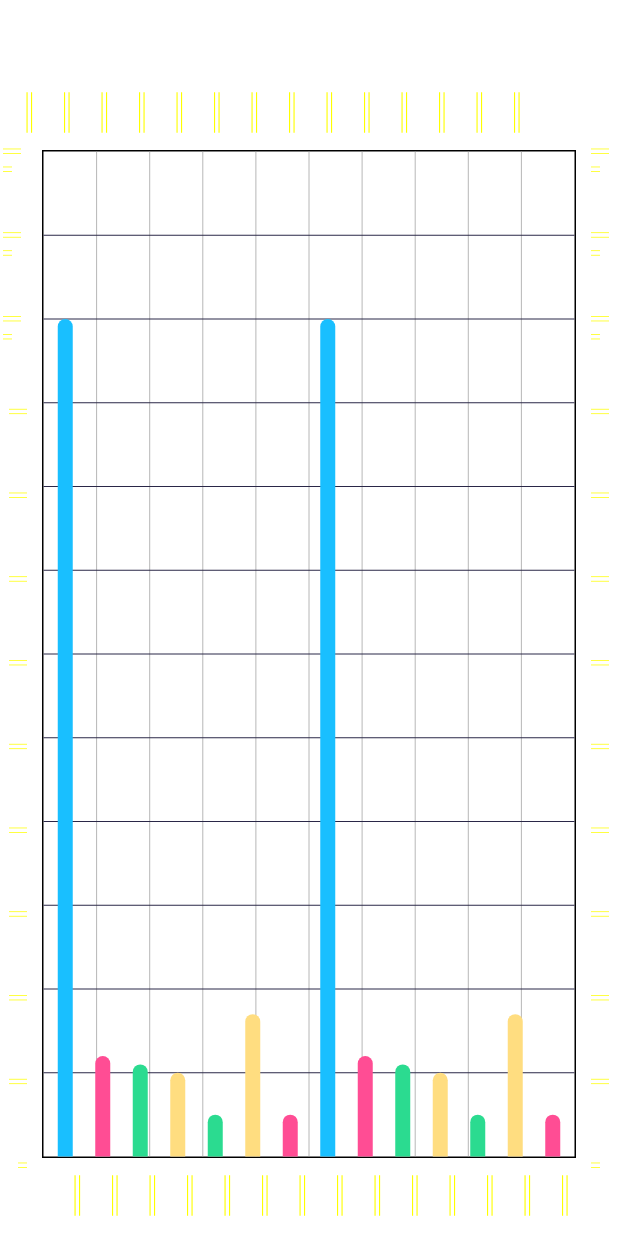
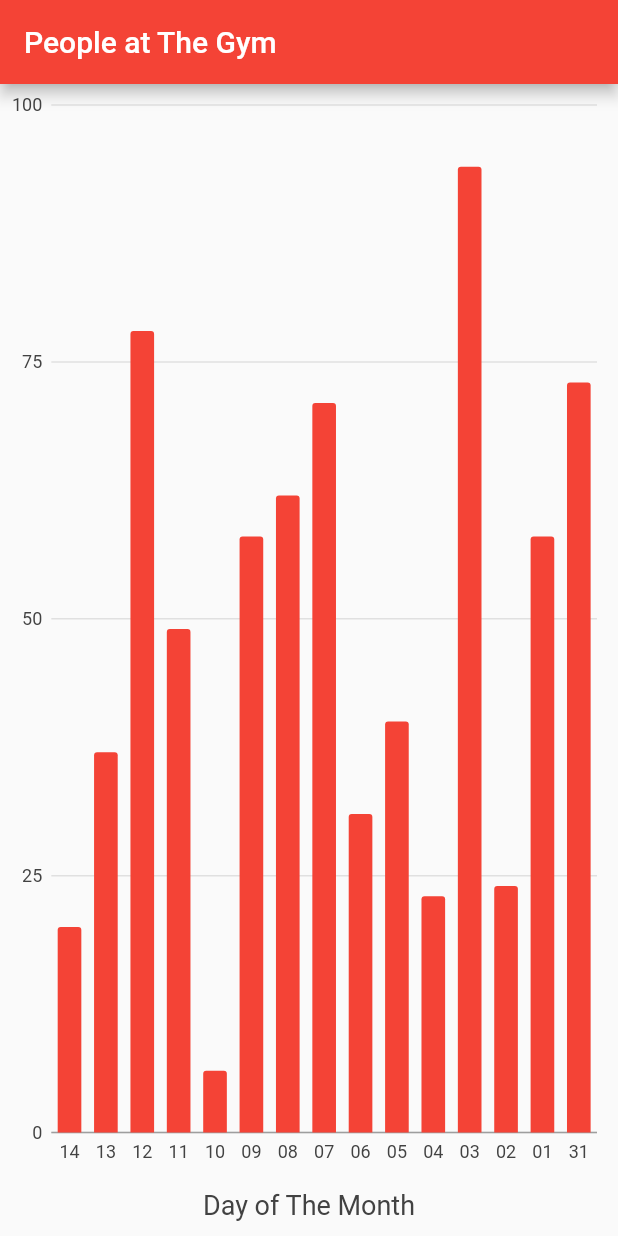
Before and after one commit to kevindavis-gd/QR_Scanner, a Flutter app: the Home_Page screen opened directly, after a tap on "Status", on a phone screen of 412 x 824 dp. Run offline on Flutter 3.47's test engine with Material 2 defaults, Android fonts, the phone set to English and light mode, and no system bars; drawn by our look-alikes of fl_chart; our stand-ins replace charts_flutter, font_awesome_flutter; missing offline and left inert: dart:ffi, flutter_barcode_scanner.

Commit message:
Status Page updated

```diff
--- a/lib/Home_Page.dart
+++ b/lib/Home_Page.dart
@@ -3,6 +3,7 @@ import 'QR_Scanner.dart';
 import 'package:qr_scanner/Signup.dart';
 import 'package:qr_scanner/Global.dart';
 import 'Status.dart';
+import 'package:qr_scanner/Status2.dart';
 import 'package:flutter/services.dart';
 import 'package:flutter_barcode_scanner/flutter_barcode_scanner.dart';
 
@@ -64,7 +65,7 @@ class Home_Page extends StatelessWidget {
 
                     Navigator.push(
                       context,
-                      MaterialPageRoute(builder: (context) => Status()),
+                      MaterialPageRoute(builder: (context) => SimpleBarChart.withSampleData()),
                     );
                   },
                   child: Text("Status"),
--- a/lib/QR_Scanner.dart
+++ b/lib/QR_Scanner.dart
@@ -59,7 +59,7 @@ class _MyAppState extends State<QR_Scanner> {
               ),
               //*************************Second Element *********************
               //add space between text boxes
-              SizedBox(height: 180.0),
+              SizedBox(height: 120.0),
               SizedBox(
                 width: 150.0,
                 height: 50.0,
--- a/lib/Status.dart
+++ b/lib/Status.dart
@@ -1,203 +1,316 @@
-import 'package:fl_chart/fl_chart.dart';
 import 'package:flutter/material.dart';
+import 'package:charts_flutter/flutter.dart' as charts;
+import 'package:font_awesome_flutter/font_awesome_flutter.dart';
 
-class Status extends StatelessWidget {
-  final double barWidth = 10;
+class Status extends StatefulWidget {
+  final Widget child;
+
+  Status({Key key, this.child}) : super(key: key);
+
+  _StatusState createState() => _StatusState();
+}
+
+class _StatusState extends State<Status> {
+  List<charts.Series<Pollution, String>> _seriesData;
+  List<charts.Series<Task, String>> _seriesPieData;
+  List<charts.Series<Sales, int>> _seriesLineData;
+
+  _generateData() {
+    var data1 = [
+      new Pollution(1980, 'USA', 30),
+      new Pollution(1980, 'Asia', 40),
+      new Pollution(1980, 'Europe', 10),
+    ];
+    var data2 = [
+      new Pollution(1985, 'USA', 100),
+      new Pollution(1980, 'Asia', 150),
+      new Pollution(1985, 'Europe', 80),
+    ];
+    var data3 = [
+      new Pollution(1985, 'USA', 200),
+      new Pollution(1980, 'Asia', 300),
+      new Pollution(1985, 'Europe', 180),
+    ];
+
+    var piedata = [
+      new Task('Work', 35.8, Color(0xff3366cc)),
+      new Task('Eat', 8.3, Color(0xff990099)),
+      new Task('Commute', 10.8, Color(0xff109618)),
+      new Task('TV', 15.6, Color(0xfffdbe19)),
+      new Task('Sleep', 19.2, Color(0xffff9900)),
+      new Task('Other', 10.3, Color(0xffdc3912)),
+    ];
+
+    var linesalesdata = [
+      new Sales(0, 45),
+      new Sales(1, 56),
+      new Sales(2, 55),
+      new Sales(3, 60),
+      new Sales(4, 61),
+      new Sales(5, 70),
+    ];
+    var linesalesdata1 = [
+      new Sales(0, 35),
+      new Sales(1, 46),
+      new Sales(2, 45),
+      new Sales(3, 50),
+      new Sales(4, 51),
+      new Sales(5, 60),
+    ];
+
+    var linesalesdata2 = [
+      new Sales(0, 20),
+      new Sales(1, 24),
+      new Sales(2, 25),
+      new Sales(3, 40),
+      new Sales(4, 45),
+      new Sales(5, 60),
+    ];
+
+    _seriesData.add(
+      charts.Series(
+        domainFn: (Pollution pollution, _) => pollution.place,
+        measureFn: (Pollution pollution, _) => pollution.quantity,
+        id: '2017',
+        data: data1,
+        fillPatternFn: (_, __) => charts.FillPatternType.solid,
+        fillColorFn: (Pollution pollution, _) =>
+            charts.ColorUtil.fromDartColor(Color(0xff990099)),
+      ),
+    );
+
+    _seriesData.add(
+      charts.Series(
+        domainFn: (Pollution pollution, _) => pollution.place,
+        measureFn: (Pollution pollution, _) => pollution.quantity,
+        id: '2018',
+        data: data2,
+        fillPatternFn: (_, __) => charts.FillPatternType.solid,
+        fillColorFn: (Pollution pollution, _) =>
+            charts.ColorUtil.fromDartColor(Color(0xff109618)),
+      ),
+    );
+
+    _seriesData.add(
+      charts.Series(
+        domainFn: (Pollution pollution, _) => pollution.place,
+        measureFn: (Pollution pollution, _) => pollution.quantity,
+        id: '2019',
+        data: data3,
+        fillPatternFn: (_, __) => charts.FillPatternType.solid,
+        fillColorFn: (Pollution pollution, _) =>
+            charts.ColorUtil.fromDartColor(Color(0xffff9900)),
+      ),
+    );
+
+    _seriesPieData.add(
+      charts.Series(
+        domainFn: (Task task, _) => task.task,
+        measureFn: (Task task, _) => task.taskvalue,
+        colorFn: (Task task, _) =>
+            charts.ColorUtil.fromDartColor(task.colorval),
+        id: 'Air Pollution',
+        data: piedata,
+        labelAccessorFn: (Task row, _) => '${row.taskvalue}',
+      ),
+    );
+
+    _seriesLineData.add(
+      charts.Series(
+        colorFn: (__, _) => charts.ColorUtil.fromDartColor(Color(0xff990099)),
+        id: 'Air Pollution',
+        data: linesalesdata,
+        domainFn: (Sales sales, _) => sales.yearval,
+        measureFn: (Sales sales, _) => sales.salesval,
+      ),
+    );
+    _seriesLineData.add(
+      charts.Series(
+        colorFn: (__, _) => charts.ColorUtil.fromDartColor(Color(0xff109618)),
+        id: 'Air Pollution',
+        data: linesalesdata1,
+        domainFn: (Sales sales, _) => sales.yearval,
+        measureFn: (Sales sales, _) => sales.salesval,
+      ),
+    );
+    _seriesLineData.add(
+      charts.Series(
+        colorFn: (__, _) => charts.ColorUtil.fromDartColor(Color(0xffff9900)),
+        id: 'Air Pollution',
+        data: linesalesdata2,
+        domainFn: (Sales sales, _) => sales.yearval,
+        measureFn: (Sales sales, _) => sales.salesval,
+      ),
+    );
+  }
 
   @override
-  Widget build(BuildContext context) =>
+  void initState() {
+    // TODO: implement initState
+    super.initState();
+    _seriesData = List<charts.Series<Pollution, String>>();
+    _seriesPieData = List<charts.Series<Task, String>>();
+    _seriesLineData = List<charts.Series<Sales, int>>();
+    _generateData();
+  }
 
-      Padding(
-        padding: EdgeInsets.fromLTRB(2.0, 50,  2.0, 2.0),
-        child: BarChart(
-
-          BarChartData(
-            alignment: BarChartAlignment.center,
-            maxY: 120,
-            minY: 0,
-            groupsSpace: 15,
-            barTouchData: BarTouchData(enabled: true),
-            titlesData: FlTitlesData(
-              topTitles: BarTitles.getTopBottomTitles(),
-              bottomTitles: BarTitles.getTopBottomTitles(),
-              leftTitles: BarTitles.getSideTitles(),
-              rightTitles: BarTitles.getSideTitles(),
+  @override
+  Widget build(BuildContext context) {
+    return MaterialApp(
+      home: DefaultTabController(
+        length: 3,
+        child: Scaffold(
+          appBar: AppBar(
+            backgroundColor: Color(0xff1976d2),
+            //backgroundColor: Color(0xff308e1c),
+            bottom: TabBar(
+              indicatorColor: Color(0xff9962D0),
+              tabs: [
+                Tab(icon: Icon(Icons.arrow_downward)),
+                Tab(icon: Icon(Icons.arrow_downward)),
+                Tab(icon: Icon(Icons.arrow_downward)),
+              ],
             ),
-            gridData: FlGridData(
-              checkToShowHorizontalLine: (value) => value % BarData.interval == 0,
-              getDrawingHorizontalLine: (value) {
-                if (value == 0) {
-                  return FlLine(
-                    color: const Color(0xff363753),
-                    strokeWidth: 3,
-                  );
-                } else {
-                  return FlLine(
-                    color: const Color(0xff2a2747),
-                    strokeWidth: 0.8,
-                  );
-                }
-              },
-            ),
-            barGroups: BarData.barData
-                .map(
-                  (data) => BarChartGroupData(
-                    x: data.id,
-                    barRods: [
-                      BarChartRodData(
-                        y: data.y,
-                        width: barWidth,
-                        colors: [data.color],
-                        borderRadius: data.y > 0
-                            ? BorderRadius.only(
-                                topLeft: Radius.circular(6),
-                                topRight: Radius.circular(6),
-                              )
-                            : BorderRadius.only(
-                                bottomLeft: Radius.circular(6),
-                                bottomRight: Radius.circular(6),
-                              ),
-                      ),
-                    ],
+            title: Text('Flutter Charts'),
+          ),
+          body: TabBarView(
+            children: [
+              Padding(
+                padding: EdgeInsets.all(8.0),
+                child: Container(
+                  child: Center(
+                    child: Column(
+                      children: <Widget>[
+                        Text(
+                          'SO₂ emissions, by world region (in million tonnes)',style: TextStyle(fontSize: 24.0,fontWeight: FontWeight.bold),),
+                        Expanded(
+                          child: charts.BarChart(
+                            _seriesData,
+                            animate: true,
+                            barGroupingType: charts.BarGroupingType.grouped,
+                            //behaviors: [new charts.SeriesLegend()],
+                            animationDuration: Duration(seconds: 5),
+                          ),
+                        ),
+                      ],
+                    ),
                   ),
-                )
-                .toList(),
+                ),
+              ),
+              Padding(
+                padding: EdgeInsets.all(8.0),
+                child: Container(
+                  child: Center(
+                    child: Column(
+                      children: <Widget>[
+                        Text(
+                          'Time spent on daily tasks',style: TextStyle(fontSize: 24.0,fontWeight: FontWeight.bold),),
+                        SizedBox(height: 10.0,),
+                        Expanded(
+                          child: charts.PieChart(
+                              _seriesPieData,
+                              animate: true,
+                              animationDuration: Duration(seconds: 5),
+                              behaviors: [
+                                new charts.DatumLegend(
+                                  outsideJustification: charts.OutsideJustification.endDrawArea,
+                                  horizontalFirst: false,
+                                  desiredMaxRows: 2,
+                                  cellPadding: new EdgeInsets.only(right: 4.0, bottom: 4.0),
+                                  entryTextStyle: charts.TextStyleSpec(
+                                      color: charts.MaterialPalette.purple.shadeDefault,
+                                      fontFamily: 'Georgia',
+                                      fontSize: 11),
+                                )
+                              ],
+                              defaultRenderer: new charts.ArcRendererConfig(
+                                  arcWidth: 100,
+                                  arcRendererDecorators: [
+                                    new charts.ArcLabelDecorator(
+                                        labelPosition: charts.ArcLabelPosition.inside)
+                                  ])),
+                        ),
+                      ],
+                    ),
+                  ),
+                ),
+              ),
+              Padding(
+                padding: EdgeInsets.all(8.0),
+                child: Container(
+                  child: Center(
+                    child: Column(
+                      children: <Widget>[
+                        Text(
+                          'Sales for the first 5 years',style: TextStyle(fontSize: 24.0,fontWeight: FontWeight.bold),),
+                        Expanded(
+                          child: charts.LineChart(
+                              _seriesLineData,
+                              defaultRenderer: new charts.LineRendererConfig(
+                                  includeArea: true, stacked: true),
+                              animate: true,
+                              animationDuration: Duration(seconds: 5),
+                              behaviors: [
+                                new charts.ChartTitle('Years',
+                                    behaviorPosition: charts.BehaviorPosition.bottom,
+                                    titleOutsideJustification:charts.OutsideJustification.middleDrawArea),
+                                new charts.ChartTitle('Sales',
+                                    behaviorPosition: charts.BehaviorPosition.start,
+                                    titleOutsideJustification: charts.OutsideJustification.middleDrawArea),
+                                new charts.ChartTitle('Departments',
+                                  behaviorPosition: charts.BehaviorPosition.end,
+                                  titleOutsideJustification:charts.OutsideJustification.middleDrawArea,
+                                )
+                              ]
+                          ),
+                        ),
+                      ],
+                    ),
+                  ),
+                ),
+              ),
+            ],
           ),
         ),
-      );
+      ),
+    );
+  }
 }
 
-//******************************************************************************
-class BarData {
-  static int interval = 10;
 
-  static List<Data> barData = [
-    Data(
-      id: 0,
-      name: 'Mon',
-      y: 100,
-      color: Color(0xff19bfff),
-    ),
-    Data(
-      name: 'Tue',
-      id: 1,
-      y: 12,
-      color: Color(0xffff4d94),
-    ),
-    Data(
-      name: 'Wed',
-      id: 2,
-      y: 11,
-      color: Color(0xff2bdb90),
-    ),
-    Data(
-      name: 'Thu',
-      id: 3,
-      y: 10,
-      color: Color(0xffffdd80),
-    ),
-    Data(
-      name: 'Fri',
-      id: 4,
-      y: 5,
-      color: Color(0xff2bdb90),
-    ),
-    Data(
-      name: 'Sat',
-      id: 5,
-      y: 17,
-      color: Color(0xffffdd80),
-    ),
-    Data(
-      name: 'Sun',
-      id: 6,
-      y: 5,
-      color: Color(0xffff4d94),
-    ),
-    Data(
-      id: 0,
-      name: 'Mon',
-      y: 100,
-      color: Color(0xff19bfff),
-    ),
-    Data(
-      name: 'Tue',
-      id: 1,
-      y: 12,
-      color: Color(0xffff4d94),
-    ),
-    Data(
-      name: 'Wed',
-      id: 2,
-      y: 11,
-      color: Color(0xff2bdb90),
-    ),
-    Data(
-      name: 'Thu',
-      id: 3,
-      y: 10,
-      color: Color(0xffffdd80),
-    ),
-    Data(
-      name: 'Fri',
-      id: 4,
-      y: 5,
-      color: Color(0xff2bdb90),
-    ),
-    Data(
-      name: 'Sat',
-      id: 5,
-      y: 17,
-      color: Color(0xffffdd80),
-    ),
-    Data(
-      name: 'Sun',
-      id: 6,
-      y: 5,
-      color: Color(0xffff4d94),
-    ),
-  ];
+
+
+
+
+
+
+
+
+
+
+
+
+
+
+class Pollution {
+  String place;
+  int year;
+  int quantity;
+
+  Pollution(this.year, this.place, this.quantity);
 }
 
-//******************************************************************************
-class Data {
-  // for ordering in the graph
-  final int id;
-  final String name;
-  final double y;
-  final Color color;
+class Task {
+  String task;
+  double taskvalue;
+  Color colorval;
 
-  const Data({
-    @required this.name,
-    @required this.id,
-    @required this.y,
-    @required this.color,
-  });
+  Task(this.task, this.taskvalue, this.colorval);
 }
 
-//*****************************************************************************
+class Sales {
+  int yearval;
+  int salesval;
 
-class BarTitles {
-  static SideTitles getTopBottomTitles() => SideTitles(
-        showTitles: true,
-        getTextStyles: (value) =>
-            const TextStyle(color: Colors.white, fontSize: 15),
-        rotateAngle: 90,
-        margin: 0,
-        reservedSize: 50,
-        getTitles: (double id) => BarData.barData
-            .firstWhere((element) => element.id == id.toInt())
-            .name,
-      );
-
-  static SideTitles getSideTitles() => SideTitles(
-        showTitles: true,
-        getTextStyles: (value) =>
-            const TextStyle(color: Colors.white, fontSize: 10),
-        rotateAngle: 0,
-        interval: BarData.interval.toDouble(),
-        margin: 10,
-        reservedSize: 16,
-        getTitles: (double value) => value == 0 ? '0' : '${value.toInt()}',
-      );
+  Sales(this.yearval, this.salesval);
 }
--- /dev/null
+++ b/lib/Status2.dart
@@ -0,0 +1,130 @@
+/// Bar chart example
+import 'package:charts_flutter/flutter.dart' as charts;
+import 'package:flutter/material.dart';
+import 'package:intl/intl.dart';
+import 'dart:math';
+
+class SimpleBarChart extends StatelessWidget {
+  final List<charts.Series> seriesList;
+  final bool animate;
+
+  SimpleBarChart(this.seriesList, {this.animate});
+
+  /// Creates a [BarChart] with sample data and no transition.
+  factory SimpleBarChart.withSampleData() {
+    return new SimpleBarChart(
+      _createSampleData(),
+      // Disable animations for image tests.
+      animate: true,
+    );
+  }
+
+  @override
+  Widget build(BuildContext context) {
+    return MaterialApp(
+      debugShowCheckedModeBanner: false,
+      home: Scaffold(
+        appBar: AppBar(
+          backgroundColor: Colors.red,
+          title: Text("People at The Gym"),
+        ),
+        body: charts.BarChart(seriesList, animate: animate,
+
+            /// ********************************************************************Add Labels to Chart
+            behaviors: [
+              new charts.ChartTitle(
+                'Day of The Month',
+                behaviorPosition: charts.BehaviorPosition.bottom,
+                titleOutsideJustification:
+                    charts.OutsideJustification.middleDrawArea,
+              )
+            ],
+
+            /// ********************************************************************Select individual bars
+
+            selectionModels: [
+              new charts.SelectionModelConfig(
+                type: charts.SelectionModelType.info,
+                changedListener: (model) {
+                  print('Change in ${model.selectedDatum.first.datum}');
+                },
+                updatedListener: (model) {
+                  print('updatedListener in $model');
+                },
+              ),
+            ]),
+      ),
+    );
+  }
+
+  /// Create one series with sample hard coded data.
+  static List<charts.Series<OrdinalSales, String>> _createSampleData() {
+    var today = new DateTime.now();
+    var rng = new Random();
+
+    final data = [
+      new OrdinalSales(
+          DateFormat('dd').format(today.subtract(Duration(days: 0))),
+          rng.nextInt(100)),
+      new OrdinalSales(
+          DateFormat('dd').format(today.subtract(Duration(days: 1))),
+          rng.nextInt(100)),
+      new OrdinalSales(
+          DateFormat('dd').format(today.subtract(Duration(days: 2))),
+          rng.nextInt(100)),
+      new OrdinalSales(
+          DateFormat('dd').format(today.subtract(Duration(days: 3))),
+          rng.nextInt(100)),
+      new OrdinalSales(
+          DateFormat('dd').format(today.subtract(Duration(days: 4))),
+          rng.nextInt(100)),
+      new OrdinalSales(
+          DateFormat('dd').format(today.subtract(Duration(days: 5))),
+          rng.nextInt(100)),
+      new OrdinalSales(
+          DateFormat('dd').format(today.subtract(Duration(days: 6))),
+          rng.nextInt(100)),
+      new OrdinalSales(
+          DateFormat('dd').format(today.subtract(Duration(days: 7))),
+          rng.nextInt(100)),
+      new OrdinalSales(
+          DateFormat('dd').format(today.subtract(Duration(days: 8))),
+          rng.nextInt(100)),
+      new OrdinalSales(
+          DateFormat('dd').format(today.subtract(Duration(days: 9))),
+          rng.nextInt(100)),
+      new OrdinalSales(
+          DateFormat('dd').format(today.subtract(Duration(days: 10))),
+          rng.nextInt(100)),
+      new OrdinalSales(
+          DateFormat('dd').format(today.subtract(Duration(days: 11))),
+          rng.nextInt(100)),
+      new OrdinalSales(
+          DateFormat('dd').format(today.subtract(Duration(days: 12))),
+          rng.nextInt(100)),
+      new OrdinalSales(
+          DateFormat('dd').format(today.subtract(Duration(days: 13))),
+          rng.nextInt(100)),
+      new OrdinalSales(
+          DateFormat('dd').format(today.subtract(Duration(days: 14))),
+          rng.nextInt(100)),
+    ];
+    return [
+      new charts.Series<OrdinalSales, String>(
+        id: 'Sales',
+        colorFn: (_, __) => charts.MaterialPalette.red.shadeDefault,
+        domainFn: (OrdinalSales sales, _) => sales.year,
+        measureFn: (OrdinalSales sales, _) => sales.sales,
+        data: data,
+      )
+    ];
+  }
+}
+
+/// Sample ordinal data type.
+class OrdinalSales {
+  final String year;
+  final int sales;
+
+  OrdinalSales(this.year, this.sales);
+}
--- a/pubspec.yaml
+++ b/pubspec.yaml
@@ -12,6 +12,7 @@ dependencies:
   fl_chart: ^0.12.2
   charts_flutter:
   http: ^0.12.2
+  font_awesome_flutter:
 
 dev_dependencies:
   flutter_test:
```
Also changed, not shown: pubspec.lock.
